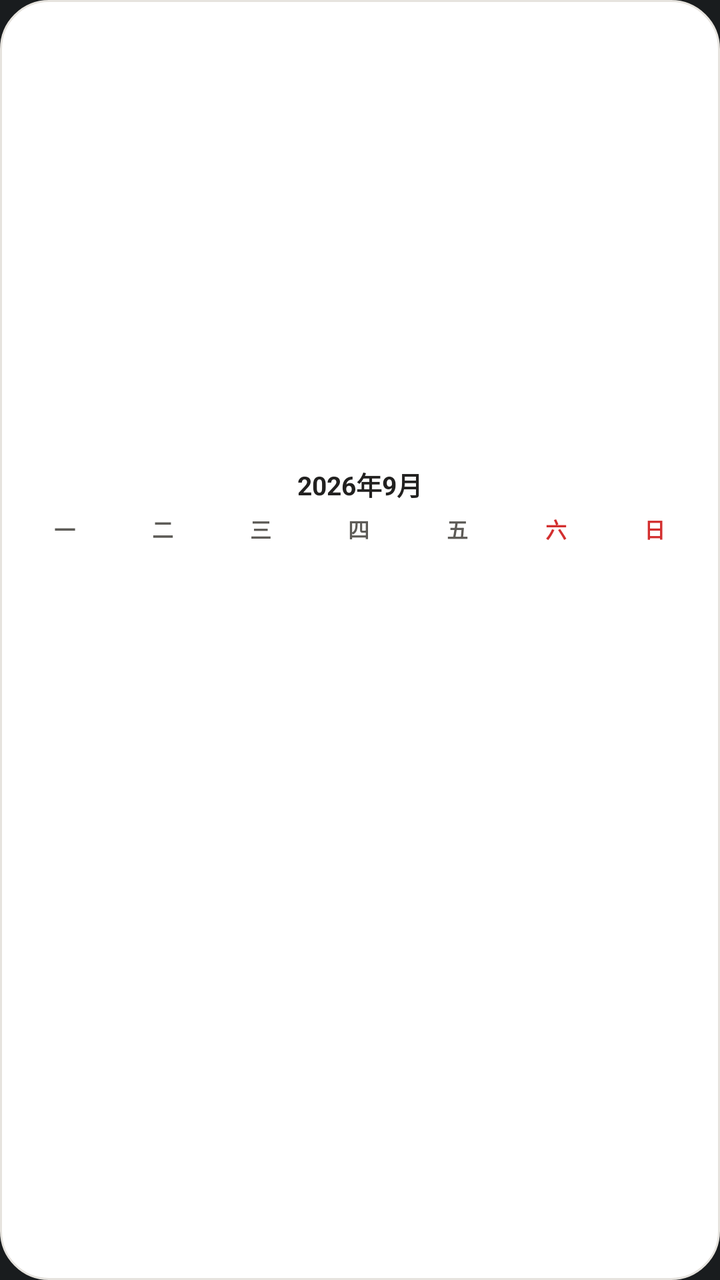
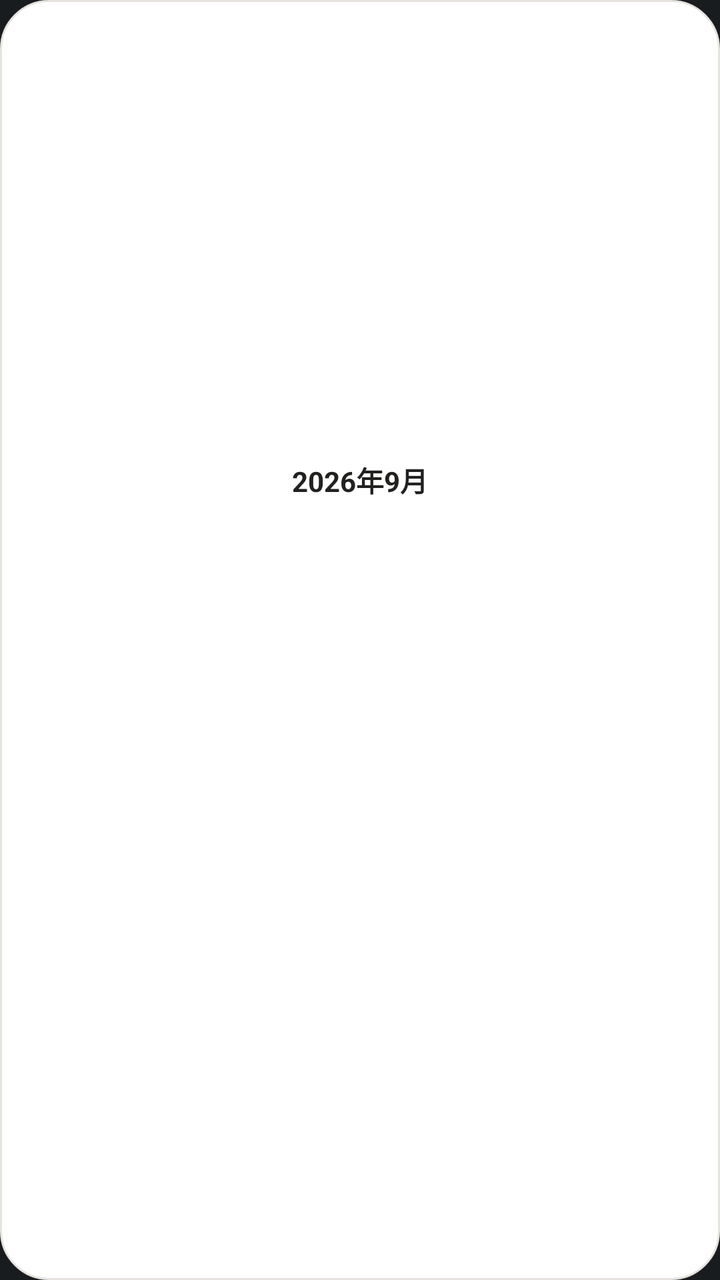

Screens rendered from an Android XML layout before and after an edit, with the pre-edit source and the edit as a unified diff.
<!-- AndroidManifest.xml: application theme Theme.MyApplication -->
<!-- res/layout/widget_month.xml -->
<?xml version="1.0" encoding="utf-8"?>
<LinearLayout xmlns:android="http://schemas.android.com/apk/res/android"
    android:id="@+id/widget_root"
    android:layout_width="match_parent"
    android:layout_height="match_parent"
    android:orientation="vertical"
    android:background="@drawable/bg_widget_card"
    android:gravity="center"
    android:padding="8dp">

    
    <TextView
        android:id="@+id/widget_month_title"
        android:layout_width="wrap_content"
        android:layout_height="wrap_content"
        android:text="2026年9月"
        android:textColor="@color/widget_text_primary"
        android:textSize="13sp"
        android:textStyle="bold"
        android:gravity="center"
        android:maxLines="1"
        android:includeFontPadding="false"
        android:layout_marginBottom="4dp" />

    
    <LinearLayout
        android:id="@+id/widget_weekday_row"
        android:layout_width="match_parent"
        android:layout_height="wrap_content"
        android:orientation="horizontal"
        android:gravity="center_vertical"
        android:layout_marginBottom="2dp">

        <TextView
            android:id="@+id/widget_weekday_0"
            android:layout_width="0dp"
            android:layout_height="18dp"
            android:layout_weight="1"
            android:gravity="center"
            android:text="一"
            android:textColor="@color/widget_text_week"
            android:textSize="10.5sp"
            android:textStyle="bold"
            android:includeFontPadding="false" />

        <TextView
            android:id="@+id/widget_weekday_1"
            android:layout_width="0dp"
            android:layout_height="18dp"
            android:layout_weight="1"
            android:gravity="center"
            android:text="二"
            android:textColor="@color/widget_text_week"
            android:textSize="10.5sp"
            android:textStyle="bold"
            android:includeFontPadding="false" />

        <TextView
            android:id="@+id/widget_weekday_2"
            android:layout_width="0dp"
            android:layout_height="18dp"
            android:layout_weight="1"
            android:gravity="center"
            android:text="三"
            android:textColor="@color/widget_text_week"
            android:textSize="10.5sp"
            android:textStyle="bold"
            android:includeFontPadding="false" />

        <TextView
            android:id="@+id/widget_weekday_3"
            android:layout_width="0dp"
            android:layout_height="18dp"
            android:layout_weight="1"
            android:gravity="center"
            android:text="四"
            android:textColor="@color/widget_text_week"
            android:textSize="10.5sp"
            android:textStyle="bold"
            android:includeFontPadding="false" />

        <TextView
            android:id="@+id/widget_weekday_4"
            android:layout_width="0dp"
            android:layout_height="18dp"
            android:layout_weight="1"
            android:gravity="center"
            android:text="五"
            android:textColor="@color/widget_text_week"
            android:textSize="10.5sp"
            android:textStyle="bold"
            android:includeFontPadding="false" />

        <TextView
            android:id="@+id/widget_weekday_5"
            android:layout_width="0dp"
            android:layout_height="18dp"
            android:layout_weight="1"
            android:gravity="center"
            android:text="六"
            android:textColor="@color/widget_text_red"
            android:textSize="10.5sp"
            android:textStyle="bold"
            android:includeFontPadding="false" />

        <TextView
            android:id="@+id/widget_weekday_6"
            android:layout_width="0dp"
            android:layout_height="18dp"
            android:layout_weight="1"
            android:gravity="center"
            android:text="日"
            android:textColor="@color/widget_text_red"
            android:textSize="10.5sp"
            android:textStyle="bold"
            android:includeFontPadding="false" />
    </LinearLayout>

    
    <LinearLayout
        android:id="@+id/widget_days_grid"
        android:layout_width="match_parent"
        android:layout_height="wrap_content"
        android:orientation="vertical">

        
        <LinearLayout
            android:id="@+id/widget_week_row_0"
            android:layout_width="match_parent"
            android:layout_height="20dp"
            android:layout_marginTop="1dp"
            android:layout_marginBottom="1dp"
            android:orientation="horizontal"
            android:gravity="center_vertical">

            <TextView android:id="@+id/widget_day_0" android:layout_width="0dp" android:layout_height="match_parent" android:layout_weight="1" android:gravity="center" android:textSize="11.5sp" android:textStyle="bold" android:includeFontPadding="false" />
            <TextView android:id="@+id/widget_day_1" android:layout_width="0dp" android:layout_height="match_parent" android:layout_weight="1" android:gravity="center" android:textSize="11.5sp" android:textStyle="bold" android:includeFontPadding="false" />
            <TextView android:id="@+id/widget_day_2" android:layout_width="0dp" android:layout_height="match_parent" android:layout_weight="1" android:gravity="center" android:textSize="11.5sp" android:textStyle="bold" android:includeFontPadding="false" />
            <TextView android:id="@+id/widget_day_3" android:layout_width="0dp" android:layout_height="match_parent" android:layout_weight="1" android:gravity="center" android:textSize="11.5sp" android:textStyle="bold" android:includeFontPadding="false" />
            <TextView android:id="@+id/widget_day_4" android:layout_width="0dp" android:layout_height="match_parent" android:layout_weight="1" android:gravity="center" android:textSize="11.5sp" android:textStyle="bold" android:includeFontPadding="false" />
            <TextView android:id="@+id/widget_day_5" android:layout_width="0dp" android:layout_height="match_parent" android:layout_weight="1" android:gravity="center" android:textSize="11.5sp" android:textStyle="bold" android:includeFontPadding="false" />
            <TextView android:id="@+id/widget_day_6" android:layout_width="0dp" android:layout_height="match_parent" android:layout_weight="1" android:gravity="center" android:textSize="11.5sp" android:textStyle="bold" android:includeFontPadding="false" />
        </LinearLayout>

        
        <LinearLayout
            android:id="@+id/widget_week_row_1"
            android:layout_width="match_parent"
            android:layout_height="20dp"
            android:layout_marginTop="1dp"
            android:layout_marginBottom="1dp"
            android:orientation="horizontal"
            android:gravity="center_vertical">

            <TextView android:id="@+id/widget_day_7" android:layout_width="0dp" android:layout_height="match_parent" android:layout_weight="1" android:gravity="center" android:textSize="11.5sp" android:textStyle="bold" android:includeFontPadding="false" />
            <TextView android:id="@+id/widget_day_8" android:layout_width="0dp" android:layout_height="match_parent" android:layout_weight="1" android:gravity="center" android:textSize="11.5sp" android:textStyle="bold" android:includeFontPadding="false" />
            <TextView android:id="@+id/widget_day_9" android:layout_width="0dp" android:layout_height="match_parent" android:layout_weight="1" android:gravity="center" android:textSize="11.5sp" android:textStyle="bold" android:includeFontPadding="false" />
            <TextView android:id="@+id/widget_day_10" android:layout_width="0dp" android:layout_height="match_parent" android:layout_weight="1" android:gravity="center" android:textSize="11.5sp" android:textStyle="bold" android:includeFontPadding="false" />
            <TextView android:id="@+id/widget_day_11" android:layout_width="0dp" android:layout_height="match_parent" android:layout_weight="1" android:gravity="center" android:textSize="11.5sp" android:textStyle="bold" android:includeFontPadding="false" />
            <TextView android:id="@+id/widget_day_12" android:layout_width="0dp" android:layout_height="match_parent" android:layout_weight="1" android:gravity="center" android:textSize="11.5sp" android:textStyle="bold" android:includeFontPadding="false" />
            <TextView android:id="@+id/widget_day_13" android:layout_width="0dp" android:layout_height="match_parent" android:layout_weight="1" android:gravity="center" android:textSize="11.5sp" android:textStyle="bold" android:includeFontPadding="false" />
        </LinearLayout>

        
        <LinearLayout
            android:id="@+id/widget_week_row_2"
            android:layout_width="match_parent"
            android:layout_height="20dp"
            android:layout_marginTop="1dp"
            android:layout_marginBottom="1dp"
            android:orientation="horizontal"
            android:gravity="center_vertical">

            <TextView android:id="@+id/widget_day_14" android:layout_width="0dp" android:layout_height="match_parent" android:layout_weight="1" android:gravity="center" android:textSize="11.5sp" android:textStyle="bold" android:includeFontPadding="false" />
            <TextView android:id="@+id/widget_day_15" android:layout_width="0dp" android:layout_height="match_parent" android:layout_weight="1" android:gravity="center" android:textSize="11.5sp" android:textStyle="bold" android:includeFontPadding="false" />
            <TextView android:id="@+id/widget_day_16" android:layout_width="0dp" android:layout_height="match_parent" android:layout_weight="1" android:gravity="center" android:textSize="11.5sp" android:textStyle="bold" android:includeFontPadding="false" />
            <TextView android:id="@+id/widget_day_17" android:layout_width="0dp" android:layout_height="match_parent" android:layout_weight="1" android:gravity="center" android:textSize="11.5sp" android:textStyle="bold" android:includeFontPadding="false" />
            <TextView android:id="@+id/widget_day_18" android:layout_width="0dp" android:layout_height="match_parent" android:layout_weight="1" android:gravity="center" android:textSize="11.5sp" android:textStyle="bold" android:includeFontPadding="false" />
            <TextView android:id="@+id/widget_day_19" android:layout_width="0dp" android:layout_height="match_parent" android:layout_weight="1" android:gravity="center" android:textSize="11.5sp" android:textStyle="bold" android:includeFontPadding="false" />
            <TextView android:id="@+id/widget_day_20" android:layout_width="0dp" android:layout_height="match_parent" android:layout_weight="1" android:gravity="center" android:textSize="11.5sp" android:textStyle="bold" android:includeFontPadding="false" />
        </LinearLayout>

        
        <LinearLayout
            android:id="@+id/widget_week_row_3"
            android:layout_width="match_parent"
            android:layout_height="20dp"
            android:layout_marginTop="1dp"
            android:layout_marginBottom="1dp"
            android:orientation="horizontal"
            android:gravity="center_vertical">

            <TextView android:id="@+id/widget_day_21" android:layout_width="0dp" android:layout_height="match_parent" android:layout_weight="1" android:gravity="center" android:textSize="11.5sp" android:textStyle="bold" android:includeFontPadding="false" />
            <TextView android:id="@+id/widget_day_22" android:layout_width="0dp" android:layout_height="match_parent" android:layout_weight="1" android:gravity="center" android:textSize="11.5sp" android:textStyle="bold" android:includeFontPadding="false" />
            <TextView android:id="@+id/widget_day_23" android:layout_width="0dp" android:layout_height="match_parent" android:layout_weight="1" android:gravity="center" android:textSize="11.5sp" android:textStyle="bold" android:includeFontPadding="false" />
            <TextView android:id="@+id/widget_day_24" android:layout_width="0dp" android:layout_height="match_parent" android:layout_weight="1" android:gravity="center" android:textSize="11.5sp" android:textStyle="bold" android:includeFontPadding="false" />
            <TextView android:id="@+id/widget_day_25" android:layout_width="0dp" android:layout_height="match_parent" android:layout_weight="1" android:gravity="center" android:textSize="11.5sp" android:textStyle="bold" android:includeFontPadding="false" />
            <TextView android:id="@+id/widget_day_26" android:layout_width="0dp" android:layout_height="match_parent" android:layout_weight="1" android:gravity="center" android:textSize="11.5sp" android:textStyle="bold" android:includeFontPadding="false" />
            <TextView android:id="@+id/widget_day_27" android:layout_width="0dp" android:layout_height="match_parent" android:layout_weight="1" android:gravity="center" android:textSize="11.5sp" android:textStyle="bold" android:includeFontPadding="false" />
        </LinearLayout>

        
        <LinearLayout
            android:id="@+id/widget_week_row_4"
            android:layout_width="match_parent"
            android:layout_height="20dp"
            android:layout_marginTop="1dp"
            android:layout_marginBottom="1dp"
            android:orientation="horizontal"
            android:gravity="center_vertical">

            <TextView android:id="@+id/widget_day_28" android:layout_width="0dp" android:layout_height="match_parent" android:layout_weight="1" android:gravity="center" android:textSize="11.5sp" android:textStyle="bold" android:includeFontPadding="false" />
            <TextView android:id="@+id/widget_day_29" android:layout_width="0dp" android:layout_height="match_parent" android:layout_weight="1" android:gravity="center" android:textSize="11.5sp" android:textStyle="bold" android:includeFontPadding="false" />
            <TextView android:id="@+id/widget_day_30" android:layout_width="0dp" android:layout_height="match_parent" android:layout_weight="1" android:gravity="center" android:textSize="11.5sp" android:textStyle="bold" android:includeFontPadding="false" />
            <TextView android:id="@+id/widget_day_31" android:layout_width="0dp" android:layout_height="match_parent" android:layout_weight="1" android:gravity="center" android:textSize="11.5sp" android:textStyle="bold" android:includeFontPadding="false" />
            <TextView android:id="@+id/widget_day_32" android:layout_width="0dp" android:layout_height="match_parent" android:layout_weight="1" android:gravity="center" android:textSize="11.5sp" android:textStyle="bold" android:includeFontPadding="false" />
            <TextView android:id="@+id/widget_day_33" android:layout_width="0dp" android:layout_height="match_parent" android:layout_weight="1" android:gravity="center" android:textSize="11.5sp" android:textStyle="bold" android:includeFontPadding="false" />
            <TextView android:id="@+id/widget_day_34" android:layout_width="0dp" android:layout_height="match_parent" android:layout_weight="1" android:gravity="center" android:textSize="11.5sp" android:textStyle="bold" android:includeFontPadding="false" />
        </LinearLayout>

        
        <LinearLayout
            android:id="@+id/widget_week_row_5"
            android:layout_width="match_parent"
            android:layout_height="20dp"
            android:layout_marginTop="1dp"
            android:layout_marginBottom="1dp"
            android:orientation="horizontal"
            android:gravity="center_vertical">

            <TextView android:id="@+id/widget_day_35" android:layout_width="0dp" android:layout_height="match_parent" android:layout_weight="1" android:gravity="center" android:textSize="11.5sp" android:textStyle="bold" android:includeFontPadding="false" />
            <TextView android:id="@+id/widget_day_36" android:layout_width="0dp" android:layout_height="match_parent" android:layout_weight="1" android:gravity="center" android:textSize="11.5sp" android:textStyle="bold" android:includeFontPadding="false" />
            <TextView android:id="@+id/widget_day_37" android:layout_width="0dp" android:layout_height="match_parent" android:layout_weight="1" android:gravity="center" android:textSize="11.5sp" android:textStyle="bold" android:includeFontPadding="false" />
            <TextView android:id="@+id/widget_day_38" android:layout_width="0dp" android:layout_height="match_parent" android:layout_weight="1" android:gravity="center" android:textSize="11.5sp" android:textStyle="bold" android:includeFontPadding="false" />
            <TextView android:id="@+id/widget_day_39" android:layout_width="0dp" android:layout_height="match_parent" android:layout_weight="1" android:gravity="center" android:textSize="11.5sp" android:textStyle="bold" android:includeFontPadding="false" />
            <TextView android:id="@+id/widget_day_40" android:layout_width="0dp" android:layout_height="match_parent" android:layout_weight="1" android:gravity="center" android:textSize="11.5sp" android:textStyle="bold" android:includeFontPadding="false" />
            <TextView android:id="@+id/widget_day_41" android:layout_width="0dp" android:layout_height="match_parent" android:layout_weight="1" android:gravity="center" android:textSize="11.5sp" android:textStyle="bold" android:includeFontPadding="false" />
        </LinearLayout>
    </LinearLayout>
</LinearLayout>
<!-- resources referenced by this layout -->
<resources>
  <color name="widget_text_primary">#222120</color>
  <color name="widget_text_red">#D32F2F</color>
  <color name="widget_text_week">#5D5B57</color>
  <!-- drawable bg_widget_card (drawable) -->
  <?xml version="1.0" encoding="utf-8"?>
  <shape xmlns:android="http://schemas.android.com/apk/res/android"
      android:shape="rectangle">
      <corners android:radius="24dp" />
      <solid android:color="@color/widget_bg" />
      <stroke android:width="1dp" android:color="@color/widget_border" />
  </shape>
  <style name="Theme.MyApplication" parent="android:Theme.DeviceDefault.NoActionBar" />
  <color name="widget_bg">#FFFFFF</color>
  <color name="widget_border">#E6E3DE</color>
</resources>

<!-- the commit's change to res/layout/widget_month.xml (unified diff, before → after) -->
@@ -15,106 +15,12 @@
         android:layout_height="wrap_content"
         android:text="2026年9月"
         android:textColor="@color/widget_text_primary"
-        android:textSize="13sp"
+        android:textSize="14sp"
         android:textStyle="bold"
         android:gravity="center"
         android:maxLines="1"
         android:includeFontPadding="false"
-        android:layout_marginBottom="4dp" />
-
-    
-    <LinearLayout
-        android:id="@+id/widget_weekday_row"
-        android:layout_width="match_parent"
-        android:layout_height="wrap_content"
-        android:orientation="horizontal"
-        android:gravity="center_vertical"
-        android:layout_marginBottom="2dp">
-
-        <TextView
-            android:id="@+id/widget_weekday_0"
-            android:layout_width="0dp"
-            android:layout_height="18dp"
-            android:layout_weight="1"
-            android:gravity="center"
-            android:text="一"
-            android:textColor="@color/widget_text_week"
-            android:textSize="10.5sp"
-            android:textStyle="bold"
-            android:includeFontPadding="false" />
-
-        <TextView
-            android:id="@+id/widget_weekday_1"
-            android:layout_width="0dp"
-            android:layout_height="18dp"
-            android:layout_weight="1"
-            android:gravity="center"
-            android:text="二"
-            android:textColor="@color/widget_text_week"
-            android:textSize="10.5sp"
-            android:textStyle="bold"
-            android:includeFontPadding="false" />
-
-        <TextView
-            android:id="@+id/widget_weekday_2"
-            android:layout_width="0dp"
-            android:layout_height="18dp"
-            android:layout_weight="1"
-            android:gravity="center"
-            android:text="三"
-            android:textColor="@color/widget_text_week"
-            android:textSize="10.5sp"
-            android:textStyle="bold"
-            android:includeFontPadding="false" />
-
-        <TextView
-            android:id="@+id/widget_weekday_3"
-            android:layout_width="0dp"
-            android:layout_height="18dp"
-            android:layout_weight="1"
-            android:gravity="center"
-            android:text="四"
-            android:textColor="@color/widget_text_week"
-            android:textSize="10.5sp"
-            android:textStyle="bold"
-            android:includeFontPadding="false" />
-
-        <TextView
-            android:id="@+id/widget_weekday_4"
-            android:layout_width="0dp"
-            android:layout_height="18dp"
-            android:layout_weight="1"
-            android:gravity="center"
-            android:text="五"
-            android:textColor="@color/widget_text_week"
-            android:textSize="10.5sp"
-            android:textStyle="bold"
-            android:includeFontPadding="false" />
-
-        <TextView
-            android:id="@+id/widget_weekday_5"
-            android:layout_width="0dp"
-            android:layout_height="18dp"
-            android:layout_weight="1"
-            android:gravity="center"
-            android:text="六"
-            android:textColor="@color/widget_text_red"
-            android:textSize="10.5sp"
-            android:textStyle="bold"
-            android:includeFontPadding="false" />
-
-        <TextView
-            android:id="@+id/widget_weekday_6"
-            android:layout_width="0dp"
-            android:layout_height="18dp"
-            android:layout_weight="1"
-            android:gravity="center"
-            android:text="日"
-            android:textColor="@color/widget_text_red"
-            android:textSize="10.5sp"
-            android:textStyle="bold"
-            android:includeFontPadding="false" />
-    </LinearLayout>
+        android:layout_marginBottom="8dp" />
 
     
     <LinearLayout
@@ -127,9 +33,9 @@
         <LinearLayout
             android:id="@+id/widget_week_row_0"
             android:layout_width="match_parent"
-            android:layout_height="20dp"
-            android:layout_marginTop="1dp"
-            android:layout_marginBottom="1dp"
+            android:layout_height="22dp"
+            android:layout_marginTop="1.5dp"
+            android:layout_marginBottom="1.5dp"
             android:orientation="horizontal"
             android:gravity="center_vertical">
 
@@ -146,9 +52,9 @@
         <LinearLayout
             android:id="@+id/widget_week_row_1"
             android:layout_width="match_parent"
-            android:layout_height="20dp"
-            android:layout_marginTop="1dp"
-            android:layout_marginBottom="1dp"
+            android:layout_height="22dp"
+            android:layout_marginTop="1.5dp"
+            android:layout_marginBottom="1.5dp"
             android:orientation="horizontal"
             android:gravity="center_vertical">
 
@@ -165,9 +71,9 @@
         <LinearLayout
             android:id="@+id/widget_week_row_2"
             android:layout_width="match_parent"
-            android:layout_height="20dp"
-            android:layout_marginTop="1dp"
-            android:layout_marginBottom="1dp"
+            android:layout_height="22dp"
+            android:layout_marginTop="1.5dp"
+            android:layout_marginBottom="1.5dp"
             android:orientation="horizontal"
             android:gravity="center_vertical">
 
@@ -184,9 +90,9 @@
         <LinearLayout
             android:id="@+id/widget_week_row_3"
             android:layout_width="match_parent"
-            android:layout_height="20dp"
-            android:layout_marginTop="1dp"
-            android:layout_marginBottom="1dp"
+            android:layout_height="22dp"
+            android:layout_marginTop="1.5dp"
+            android:layout_marginBottom="1.5dp"
             android:orientation="horizontal"
             android:gravity="center_vertical">
 
@@ -203,9 +109,9 @@
         <LinearLayout
             android:id="@+id/widget_week_row_4"
             android:layout_width="match_parent"
-            android:layout_height="20dp"
-            android:layout_marginTop="1dp"
-            android:layout_marginBottom="1dp"
+            android:layout_height="22dp"
+            android:layout_marginTop="1.5dp"
+            android:layout_marginBottom="1.5dp"
             android:orientation="horizontal"
             android:gravity="center_vertical">
 
@@ -222,9 +128,9 @@
         <LinearLayout
             android:id="@+id/widget_week_row_5"
             android:layout_width="match_parent"
-            android:layout_height="20dp"
-            android:layout_marginTop="1dp"
-            android:layout_marginBottom="1dp"
+            android:layout_height="22dp"
+            android:layout_marginTop="1.5dp"
+            android:layout_marginBottom="1.5dp"
             android:orientation="horizontal"
             android:gravity="center_vertical">
 
<!-- resource entries referenced after the edit -->
@@ -1,8 +1,6 @@
 <!-- resources referenced by this layout -->
 <resources>
   <color name="widget_text_primary">#222120</color>
-  <color name="widget_text_red">#D32F2F</color>
-  <color name="widget_text_week">#5D5B57</color>
   <!-- drawable bg_widget_card (drawable) -->
   <?xml version="1.0" encoding="utf-8"?>
   <shape xmlns:android="http://schemas.android.com/apk/res/android"
